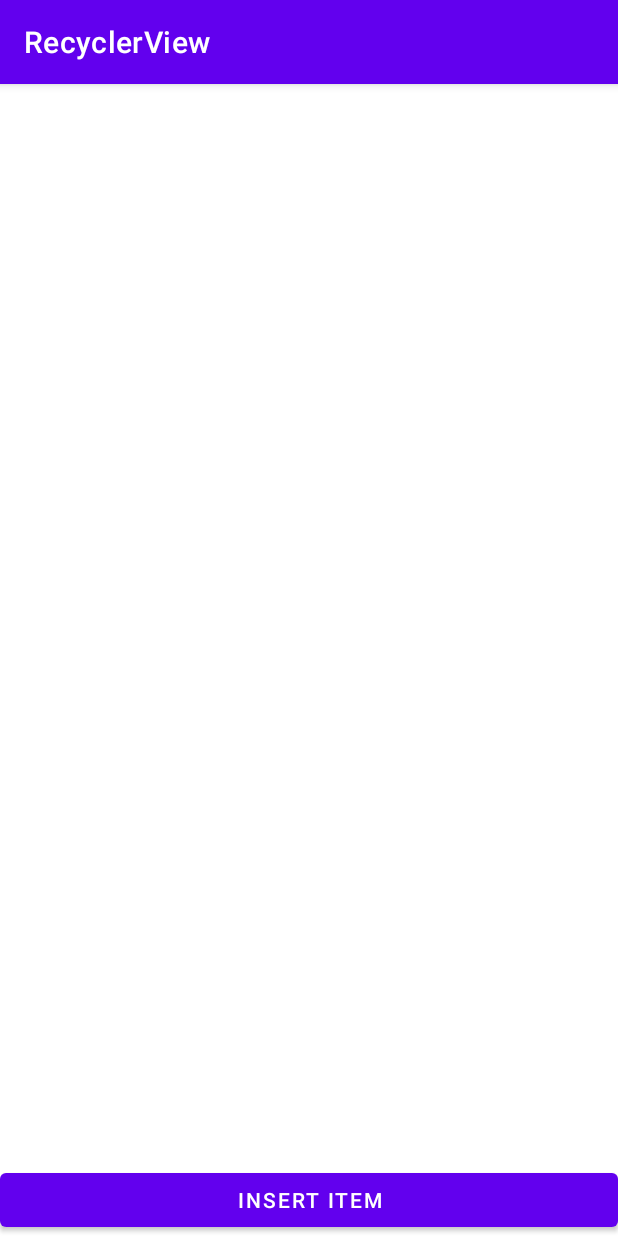
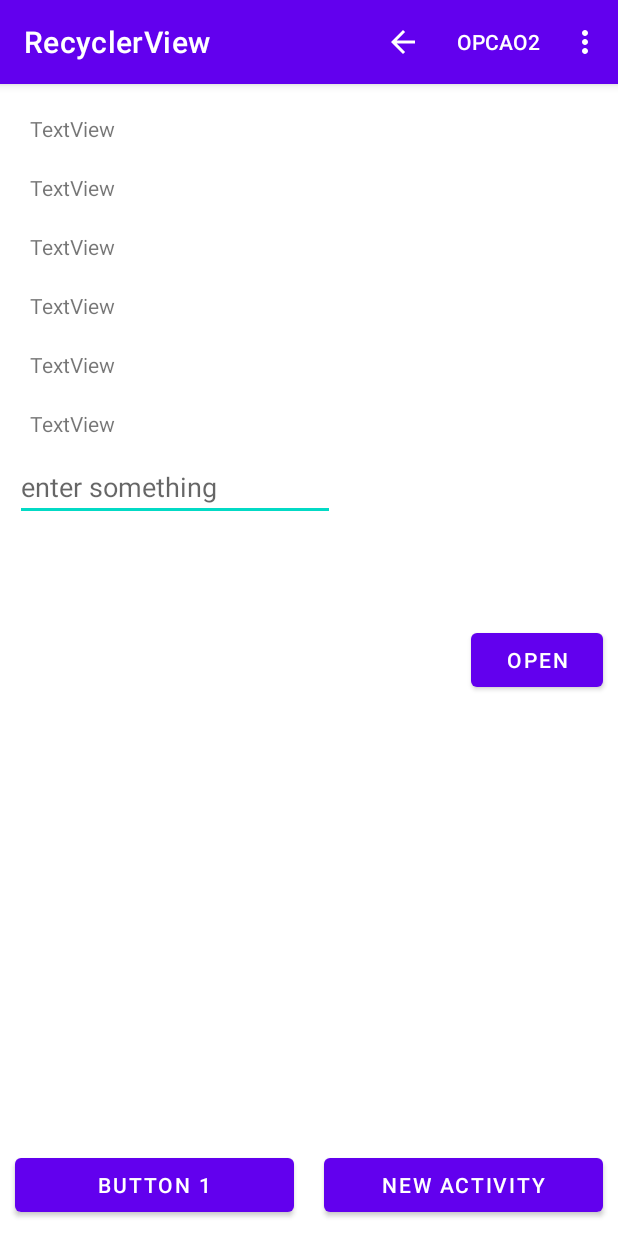
Before and after one commit to MiguelCarvalho1/RecyclerView, an Android app: the screen it shows after launch (MainActivity), on a phone screen of 412 x 824 dp. Run offline under Robolectric (Android 15) with nearby library versions, the phone set to English and light mode, and no system bars.

Commit message:
erros no MainActivity2.kt falta layou-land o insert

```diff
--- a/app/src/main/AndroidManifest.xml
+++ b/app/src/main/AndroidManifest.xml
@@ -9,6 +9,7 @@
         android:roundIcon="@mipmap/ic_launcher_round"
         android:supportsRtl="true"
         android:theme="@style/Theme.RecyclerView">
+        <activity android:name=".MainActivity2"></activity>
         <activity android:name=".MainActivity">
             <intent-filter>
                 <action android:name="android.intent.action.MAIN" />
--- a/app/src/main/res/layout/activity_main.xml
+++ b/app/src/main/res/layout/activity_main.xml
@@ -1,28 +1,108 @@
 <?xml version="1.0" encoding="utf-8"?>
-<RelativeLayout xmlns:android="http://schemas.android.com/apk/res/android"
+<RelativeLayout
+    xmlns:android="http://schemas.android.com/apk/res/android"
     xmlns:app="http://schemas.android.com/apk/res-auto"
     xmlns:tools="http://schemas.android.com/tools"
     android:layout_width="match_parent"
     android:layout_height="match_parent"
+    android:orientation="vertical"
     tools:context=".MainActivity">
 
-    <androidx.recyclerview.widget.RecyclerView
-        android:id="@+id/recycler_view"
+    <LinearLayout
         android:layout_width="match_parent"
-        android:layout_height="match_parent"
-        app:layout_constrainBottom_toBottomO="parent"
-        app:layout_constrainEnd_toEndOf="parent"
-        app:layout_constrainStart_toStartOf="parent"
-        app:layout_constrainTop_toTopOf="parent"
-        tools:listitem="@layout/recyclerline">
+        android:layout_height="wrap_content"
+        android:layout_margin="10dp"
+        android:orientation="vertical">
+
+        <TextView
+            android:id="@+id/txt1"
+            android:layout_width="wrap_content"
+            android:layout_height="wrap_content"
+            android:layout_margin="10dp"
+            android:text="TextView" />
+
+        <TextView
+            android:layout_width="wrap_content"
+            android:layout_height="wrap_content"
+            android:layout_margin="10dp"
+            android:text="TextView" />
+
+        <TextView
+            android:layout_width="wrap_content"
+            android:layout_height="wrap_content"
+            android:layout_margin="10dp"
+            android:text="TextView" />
+
+        <TextView
+            android:layout_width="wrap_content"
+            android:layout_height="wrap_content"
+            android:layout_margin="10dp"
+            android:text="TextView" />
+
+        <TextView
+            android:layout_width="wrap_content"
+            android:layout_height="wrap_content"
+            android:layout_margin="10dp"
+            android:text="TextView" />
+
+        <TextView
+            android:layout_width="wrap_content"
+            android:layout_height="wrap_content"
+            android:layout_margin="10dp"
+            android:text="TextView" />
+
+        <EditText
+            android:id="@+id/editTextTextPersonName"
+            android:layout_width="wrap_content"
+            android:layout_height="wrap_content"
+            android:ems="10"
+            android:inputType="text"
+            android:hint="enter something" />
 
 
-    </androidx.recyclerview.widget.RecyclerView>
+    </LinearLayout>
 
     <Button
+        android:id="@+id/button1"
+        android:layout_width="wrap_content"
+        android:layout_height="wrap_content"
+        android:layout_alignParentRight="true"
+        android:layout_centerVertical="true"
+        android:layout_marginStart="10dp"
+        android:layout_marginLeft="10dp"
+        android:layout_marginTop="10dp"
+        android:layout_marginEnd="10dp"
+        android:layout_marginRight="10dp"
+        android:layout_marginBottom="10dp"
+        android:text="@string/open" />
+
+
+    <LinearLayout
         android:layout_width="match_parent"
         android:layout_height="wrap_content"
+        android:orientation="horizontal"
         android:layout_alignParentBottom="true"
-        android:text="@string/insert"
-        android:onClick="insert"/>
+        >
+
+        <Button
+            android:id="@+id/textView10"
+            android:layout_width="0dp"
+            android:layout_height="wrap_content"
+            android:layout_margin="10dp"
+            android:layout_weight="1"
+            android:onClick="button1"
+            android:text="BUTTON 1" />
+
+        <Button
+            android:id="@+id/textView11"
+            android:layout_width="0dp"
+            android:layout_height="wrap_content"
+            android:layout_margin="10dp"
+            android:layout_weight="1"
+            android:onClick="button2"
+            android:text="New activity" />
+
+    </LinearLayout>
+
+
 </RelativeLayout>
--- /dev/null
+++ b/app/src/main/res/menu/menu.xml
@@ -0,0 +1,32 @@
+<?xml version="1.0" encoding="utf-8"?>
+<menu xmlns:app="http://schemas.android.com/apk/res-auto"
+    xmlns:android="http://schemas.android.com/apk/res/android">
+    <item android:id="@+id/file"
+        android:title="@string/file"
+        android:icon="@drawable/abc_vector_test"
+        app:showAsAction="always">
+        <!-- "file" submenu -->
+        <menu>
+            <item android:id="@+id/create_new"
+                android:title="@string/create_new" />
+            <item android:id="@+id/open"
+                android:title="@string/open" />
+        </menu>
+    </item>
+    <item android:id="@+id/opcao2"
+        android:title="opcao2"
+        app:showAsAction="always">
+
+    </item>
+    <item android:id="@+id/opcao3"
+        android:title="opcao3"
+        app:showAsAction="never">
+
+    </item>
+    <item android:id="@+id/opcao4"
+        android:title="opcao4"
+        app:showAsAction="ifRoom">
+
+    </item>
+
+</menu>
--- a/app/src/main/res/values/strings.xml
+++ b/app/src/main/res/values/strings.xml
@@ -2,4 +2,7 @@
     <string name="app_name">RecyclerView</string>
     <string name="welcome">Welcome</string>
     <string name="insert">Insert item</string>
+    <string name="file">File</string>
+    <string name="create_new">Create item</string>
+    <string name="open">Open</string>
 </resources>
```
Also changed, not shown: app/src/main/java/com/example/recyclerview/MainActivity.kt (+58 -15 lines), app/src/main/java/com/example/recyclerview/MainActivity2.kt (added, +32 -0 lines), app/src/main/res/layout/activity_main2.xml (added, +28 -0 lines), 1 other file.
